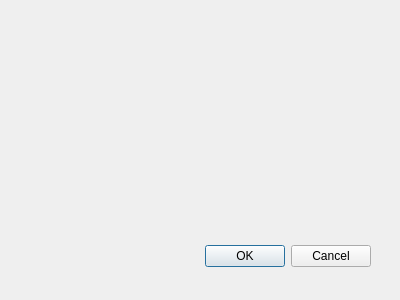
Before: the Qt Designer form platforms/qt-shared/VideoSettings.ui in drhelius/Gearboy, drawn with Qt 5.
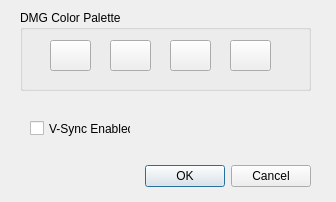
After: the same form once the commit is applied.

Commit message: added some options to dialogs

The edit to the form file:
```diff
--- a/platforms/qt-shared/VideoSettings.ui
+++ b/platforms/qt-shared/VideoSettings.ui
@@ -6,8 +6,8 @@
    <rect>
     <x>0</x>
     <y>0</y>
-    <width>400</width>
-    <height>300</height>
+    <width>336</width>
+    <height>202</height>
    </rect>
   </property>
   <property name="windowTitle">
@@ -19,9 +19,9 @@
   <widget class="QDialogButtonBox" name="buttonBox">
    <property name="geometry">
     <rect>
-     <x>30</x>
-     <y>240</y>
-     <width>341</width>
+     <x>20</x>
+     <y>160</y>
+     <width>291</width>
      <height>32</height>
     </rect>
    </property>
@@ -32,6 +32,84 @@
     <set>QDialogButtonBox::Cancel|QDialogButtonBox::Ok</set>
    </property>
   </widget>
+  <widget class="QGroupBox" name="groupBox">
+   <property name="geometry">
+    <rect>
+     <x>20</x>
+     <y>10</y>
+     <width>291</width>
+     <height>81</height>
+    </rect>
+   </property>
+   <property name="title">
+    <string>DMG Color Palette</string>
+   </property>
+   <widget class="QPushButton" name="pushButton">
+    <property name="geometry">
+     <rect>
+      <x>30</x>
+      <y>30</y>
+      <width>41</width>
+      <height>31</height>
+     </rect>
+    </property>
+    <property name="text">
+     <string/>
+    </property>
+   </widget>
+   <widget class="QPushButton" name="pushButton_2">
+    <property name="geometry">
+     <rect>
+      <x>90</x>
+      <y>30</y>
+      <width>41</width>
+      <height>31</height>
+     </rect>
+    </property>
+    <property name="text">
+     <string/>
+    </property>
+   </widget>
+   <widget class="QPushButton" name="pushButton_3">
+    <property name="geometry">
+     <rect>
+      <x>150</x>
+      <y>30</y>
+      <width>41</width>
+      <height>31</height>
+     </rect>
+    </property>
+    <property name="text">
+     <string/>
+    </property>
+   </widget>
+   <widget class="QPushButton" name="pushButton_4">
+    <property name="geometry">
+     <rect>
+      <x>210</x>
+      <y>30</y>
+      <width>41</width>
+      <height>31</height>
+     </rect>
+    </property>
+    <property name="text">
+     <string/>
+    </property>
+   </widget>
+  </widget>
+  <widget class="QCheckBox" name="checkBox">
+   <property name="geometry">
+    <rect>
+     <x>30</x>
+     <y>120</y>
+     <width>101</width>
+     <height>17</height>
+    </rect>
+   </property>
+   <property name="text">
+    <string>V-Sync Enabled</string>
+   </property>
+  </widget>
  </widget>
  <resources/>
  <connections>
```
The commit also changes 1 other file.
